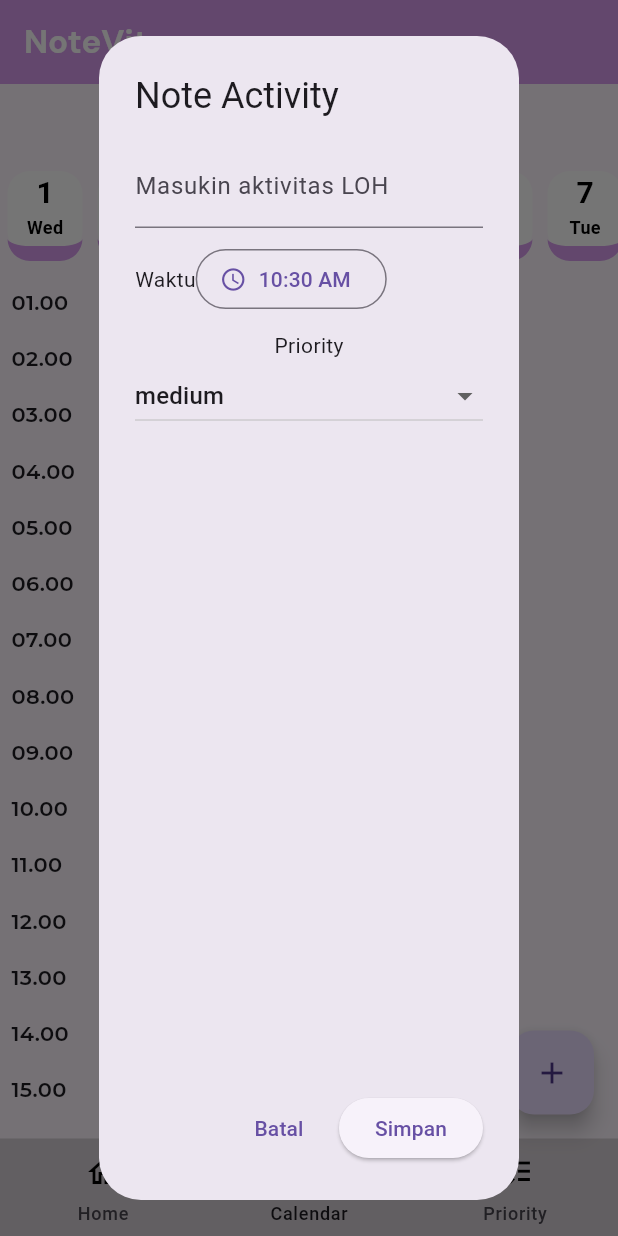
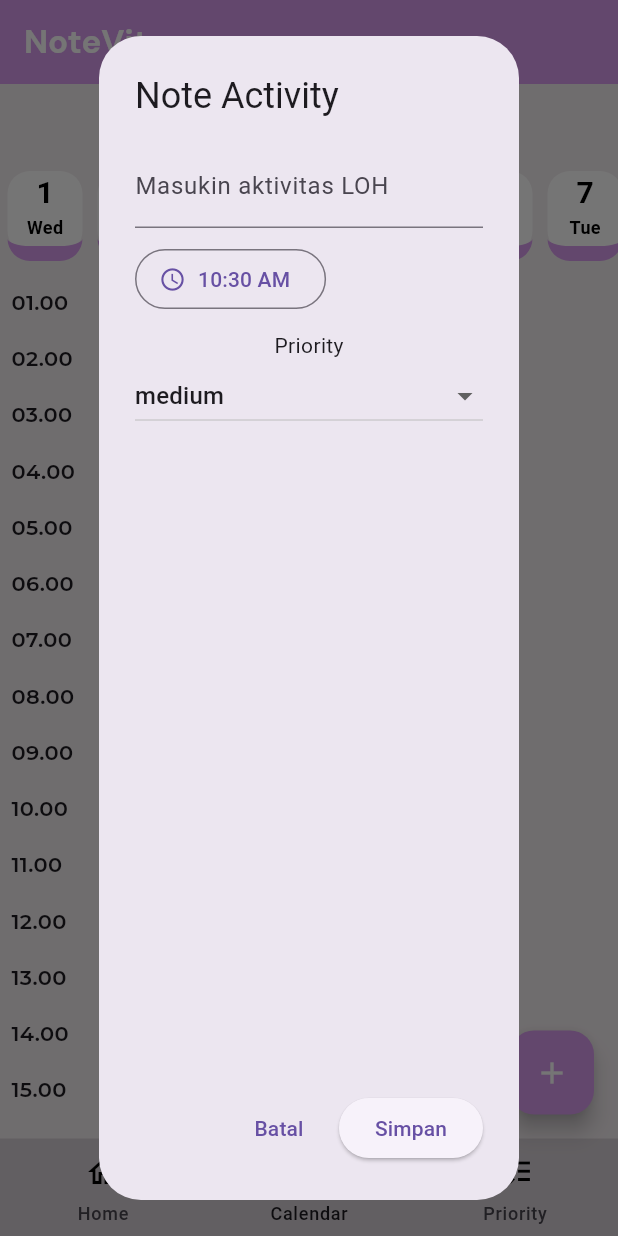
Before and after one commit to fattsyarifullah-hub/NoteVity, a Flutter app: the screen it shows after launch, item 2 of the bottom bar chosen, after a tap on the "add" icon, on a phone screen of 412 x 824 dp. Run offline on Flutter 3.47's test engine with Material 3 defaults, Android fonts, the phone set to English and light mode, and no system bars; our stand-ins replace google_fonts, isar; accounts and stored records are empty; generated files the repository leaves out were written again.

Commit message:
style(page) : detailing style components

```diff
--- a/lib/providers/task_providers.dart
+++ b/lib/providers/task_providers.dart
@@ -11,15 +11,12 @@ class TaskProvider extends ChangeNotifier {
   DateTime _selectedDate = DateTime.now();
   int _selectedMonth = DateTime.now().month;
 
-  // List<ActivityTask> get currentTask => _currentTask;
-  List<ActivityTask> get currentTask {
-    return _currentTask.where((task) {
-      final bool isCompleted = task.isCompleted;
-      final bool isDone = task.isExpired;
-
-      return !isCompleted && !isDone;
-    }).toList();
-  }
+  List<ActivityTask> get currentTask => _currentTask;
+  // List<ActivityTask> get currentTask {
+  //   return _currentTask.where((task) {
+  //     return !task.isCompleted && !task.isExpired;
+  //   }).toList();
+  // }
 
   DateTime get selectedDate => _selectedDate;
   int get selectedMonth => _selectedMonth;
--- a/lib/screens/calendar_page.dart
+++ b/lib/screens/calendar_page.dart
@@ -15,6 +15,7 @@ class _CalendarPageState extends State<CalendarPage> {
   @override
   Widget build(BuildContext context) {
     return Scaffold(
+      backgroundColor: const Color.fromARGB(153, 236, 230, 230),
       body: Column(
         crossAxisAlignment: CrossAxisAlignment.start,
         children: [
@@ -33,6 +34,8 @@ class _CalendarPageState extends State<CalendarPage> {
           },
         ),
         child: Icon(Icons.add),
+        backgroundColor: Color.fromARGB(255, 215, 154, 237),
+        foregroundColor: Colors.white,
       ),
       floatingActionButtonLocation: FloatingActionButtonLocation.endFloat,
     );
--- a/lib/widgets/PriorityWidget/priority_card.dart
+++ b/lib/widgets/PriorityWidget/priority_card.dart
@@ -1,6 +1,6 @@
 import 'package:flutter/material.dart';
 import 'package:notevity/models/task_model.dart';
-import 'priority_container.dart';
+import 'package:google_fonts/google_fonts.dart';
 
 class PriorityCard extends StatelessWidget {
   final String title;
@@ -19,7 +19,7 @@ class PriorityCard extends StatelessWidget {
     required this.isSelected,
     required this.cardColor,
     required this.activeColor,
-    required this.onTap
+    required this.onTap,
   });
 
   @override
@@ -27,14 +27,30 @@ class PriorityCard extends StatelessWidget {
     return GestureDetector(
       onTap: onTap,
       child: AnimatedContainer(
+        width: 150.0,
+        height: 50.0,
         duration: Duration(milliseconds: 300),
         decoration: BoxDecoration(
-          color: isSelected ? activeColor : cardColor
+          color: Colors.white,
         ),
         child: Column(
+          mainAxisAlignment: MainAxisAlignment.center,
+          crossAxisAlignment: CrossAxisAlignment.center,
           children: [
-            Text(title),
-            Text("$count")
+            Text(
+              title,
+              style: GoogleFonts.roboto(
+                fontWeight: FontWeight.bold,
+                color: isSelected ? activeColor : cardColor,
+              ),
+            ),
+            Text(
+              "$count",
+              style: GoogleFonts.roboto(
+                fontWeight: FontWeight.bold,
+                color: isSelected ? activeColor : cardColor,
+              ),
+            ),
           ],
         ),
       ),
--- a/lib/widgets/calendarWidget/dropdown_month.dart
+++ b/lib/widgets/calendarWidget/dropdown_month.dart
@@ -29,6 +29,7 @@ class DropdownMonth extends StatelessWidget {
       child: DropdownButtonHideUnderline(
         child: DropdownButton<int>(
           icon: Icon(Icons.keyboard_arrow_down),
+          dropdownColor: Color.fromARGB(255, 224, 180, 241),
           style: const TextStyle(
             fontSize: 10,
             fontWeight: FontWeight.bold,
--- a/lib/widgets/calendarWidget/popup_calendar.dart
+++ b/lib/widgets/calendarWidget/popup_calendar.dart
@@ -85,7 +85,6 @@ class _PopupCalendarState extends State<PopupCalendar> {
           SizedBox(height: 10),
           Row(
             children: [
-              Text("Waktu"),
               OutlinedButton.icon(
                 onPressed: () => _selectEndTime(context),
                 icon: Icon(Icons.access_time),
```
Also changed, not shown: lib/widgets/PriorityWidget/priority_container.dart (+78 -13 lines), lib/widgets/task_tile.dart (+17 -3 lines).
